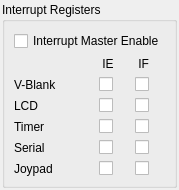
Old version of the form Qt/widgets/interruptwidget.ui in the repository RocketRope/Gameboy-Emulator.
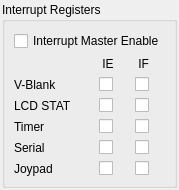
New version of the form.

The edit to the form file:
```diff
--- a/Qt/widgets/interruptwidget.ui
+++ b/Qt/widgets/interruptwidget.ui
@@ -274,7 +274,7 @@
         <item row="2" column="0">
          <widget class="QLabel" name="lcd_label">
           <property name="text">
-           <string>LCD</string>
+           <string>LCD STAT</string>
           </property>
          </widget>
         </item>
```
